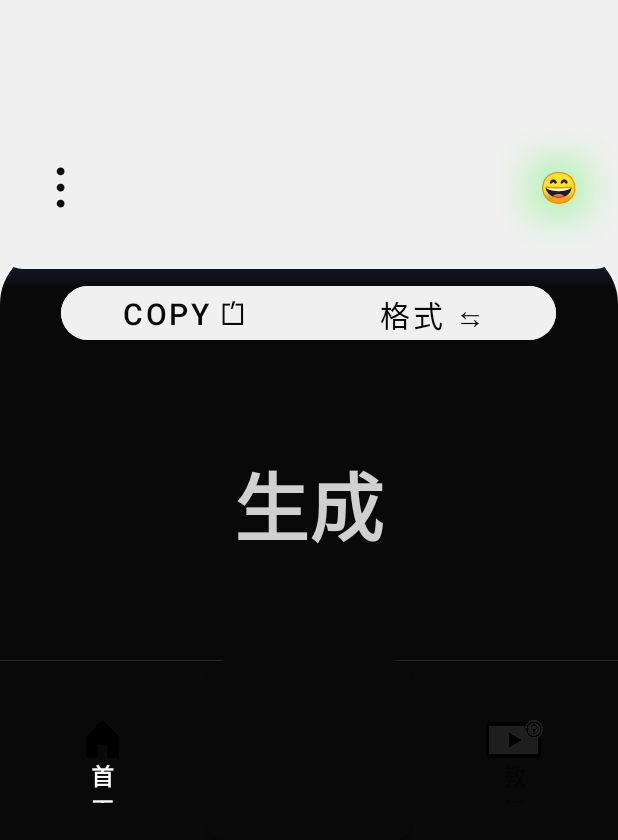
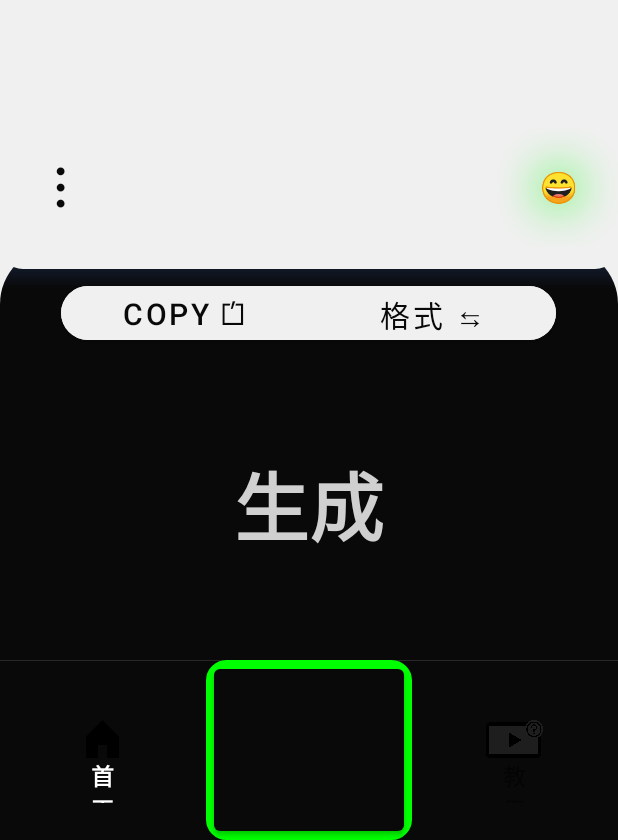
Before and after one commit to CYZeusX/bless_generation, an Android app: the screen it shows after launch (MainActivity), after a tap on an icon or button, on a phone screen of 412 x 824 dp, the part 396-1236 px from its top. Run offline under Robolectric (Android 15) with nearby library versions, the phone set to English and light mode, and no system bars; plain views replace FadingEdgeLayout; 2 statements that could not run were skipped.

Commit message:
fixed fragment already added error, fixed button flashing UI effect not showing mistake

```diff
--- a/app/src/main/java/com/CYZco/nygreets/MainActivity.java
+++ b/app/src/main/java/com/CYZco/nygreets/MainActivity.java
@@ -4,6 +4,9 @@ import androidx.appcompat.app.AppCompatActivity;
 import android.view.animation.AnimationUtils;
 import androidx.core.content.ContextCompat;
 import androidx.appcompat.app.ActionBar;
+import androidx.fragment.app.Fragment;
+import androidx.fragment.app.FragmentManager;
+
 import android.content.ClipboardManager;
 import android.view.animation.Animation;
 import android.annotation.SuppressLint;
@@ -107,7 +110,7 @@ public class MainActivity extends AppCompatActivity
         RelativeLayout generatePlace = findViewById(R.id.generate_place);
         Button tutorialButton = findViewById(R.id.tut_button);
         Button homeButton = findViewById(R.id.home_button);
-        settingButton = findViewById(R.id.setting);
+        settingButton = findViewById(R.id.settingButton);
         convertButton = findViewById(R.id.convert_btn);
         showBlessing = findViewById(R.id.show_button);
         emojiButton = findViewById(R.id.emojiAdd);
@@ -239,7 +242,16 @@ public class MainActivity extends AppCompatActivity
         homeButton.setOnClickListener(v -> {});
 
         settingButton.setOnClickListener(v ->
-                CUSTOM_SETTING.show(getSupportFragmentManager(), "settingButton"));
+        {
+            FragmentManager fragmentManager = getSupportFragmentManager();
+            Fragment existingFragment = fragmentManager.findFragmentByTag("settingButton");
+
+            if (existingFragment == null)
+            {
+                CustomSetting CUSTOM_SETTING = new CustomSetting();
+                CUSTOM_SETTING.show(getSupportFragmentManager(), "settingButton");
+            }
+        });
 
         tutorialButton.setOnClickListener(v ->
         {
@@ -302,12 +314,14 @@ public class MainActivity extends AppCompatActivity
     @SuppressLint("SetTextI18n")
     private void setRemindText()
     {
+        RelativeLayout settingPlace = findViewById(R.id.setting_Area);
+
         nullSpin = !nullSpin;
         textField.setTextSize(33);
         textField.setText(R.string.tutorial);
-        int gray = !nullSpin ? R.drawable.rect_round10_stroke7_red : R.drawable.rect_round10_stroke7_green;
+        int gray = !nullSpin ? R.drawable.red_r10_out7 : R.drawable.green_r10_out7;
         int color = !nullSpin ? R.color.red : R.color.green ;
-        settingButton.setBackground(ContextCompat.getDrawable(MainActivity.this, gray));
+        settingPlace.setBackground(ContextCompat.getDrawable(MainActivity.this, gray));
         textField.setTextColor(getResources().getColor(color));
     }
 
--- a/app/src/main/res/drawable/rect_round10_stroke7_red.xml
+++ b/app/src/main/res/drawable/green_r10_out7.xml
@@ -1,8 +1,7 @@
 <?xml version="1.0" encoding="utf-8"?>
 <shape
     xmlns:android="http://schemas.android.com/apk/res/android">
-    <solid android:color="@color/gray_30"/>
     <corners android:radius="10dp"/>
     <stroke android:width = "7dp"
-            android:color="@color/red"/>
+            android:color="@color/green"/>
 </shape>
--- a/app/src/main/res/drawable/rect_round10_stroke7_green.xml
+++ b/app/src/main/res/drawable/red_r10_out7.xml
@@ -1,8 +1,7 @@
 <?xml version="1.0" encoding="utf-8"?>
 <shape
     xmlns:android="http://schemas.android.com/apk/res/android">
-    <solid android:color="@color/gray_30"/>
     <corners android:radius="10dp"/>
     <stroke android:width = "7dp"
-            android:color="@color/green"/>
+            android:color="@color/red"/>
 </shape>
--- a/app/src/main/res/layout/activity_main.xml
+++ b/app/src/main/res/layout/activity_main.xml
@@ -51,12 +51,23 @@
                 android:textStyle="bold" />
         </RelativeLayout>
 
-        <Button
-            android:id="@+id/setting"
+        <RelativeLayout
+            android:id="@+id/setting_Area"
             android:layout_width="0dp"
             android:layout_height="match_parent"
             android:layout_weight="1">
-        </Button>
+
+            <Button
+                android:id="@+id/settingButton"
+                android:layout_width="match_parent"
+                android:layout_height="match_parent"
+                android:layout_alignParentStart="true"
+                android:layout_alignParentEnd="true"
+                android:layout_marginStart="5dp"
+                android:layout_marginEnd="5dp"
+                android:layout_centerInParent="true">
+            </Button>
+        </RelativeLayout>
 
         <RelativeLayout
             android:id="@+id/barR"
@@ -299,7 +310,7 @@
                 android:layout_marginTop="30dp"
                 android:text="@string/tutorial"
                 android:textColor="@color/gray_150"
-                android:textSize="33sp"/>
+                android:textSize="33sp" />
         </ScrollView>
     </com.bosphere.fadingedgelayout.FadingEdgeLayout>
 
```
